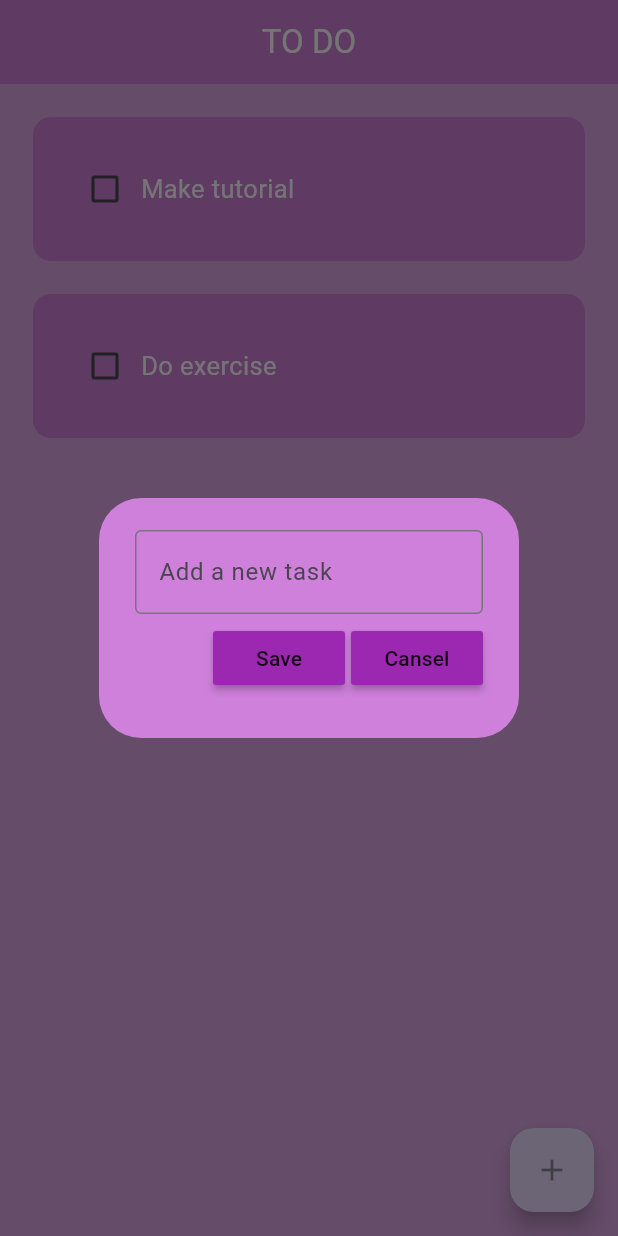
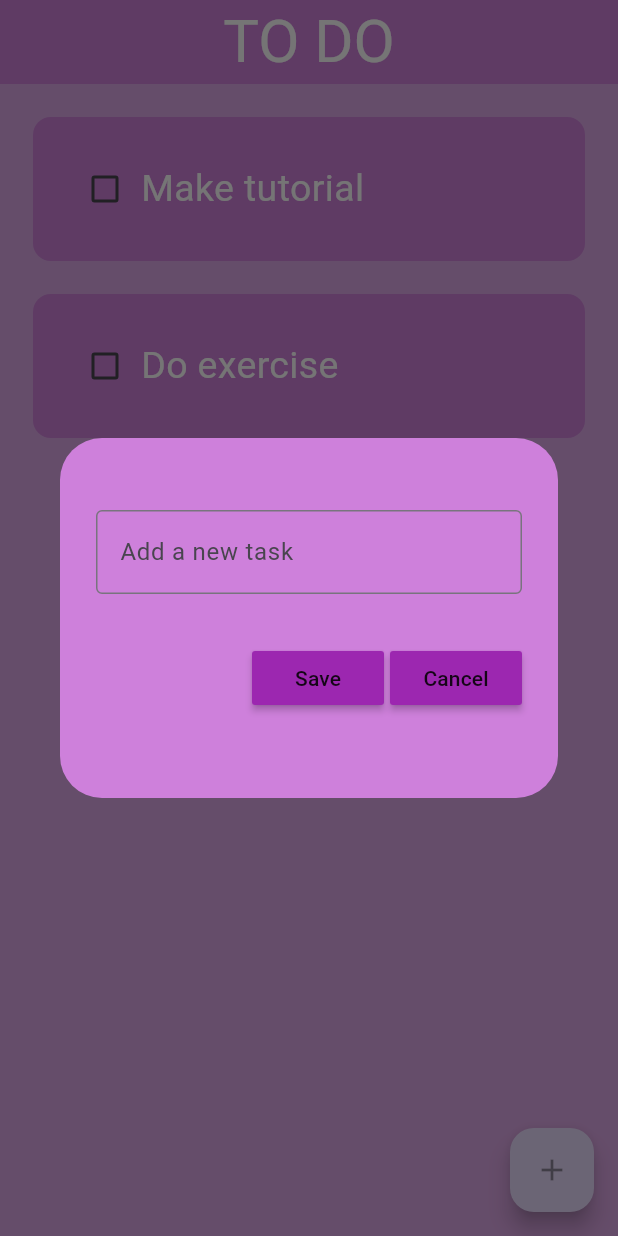
Before and after one commit to zehrayldz00/my-task-maganer, a Flutter app: the screen it shows after launch, after a tap on the "add" icon, on a phone screen of 412 x 824 dp. Run offline on Flutter 3.47's test engine with Material 3 defaults, Android fonts, the phone set to English and light mode, and no system bars; drawn by our look-alikes of flutter_slidable; our stand-ins replace google_fonts, hive, hive_flutter; accounts and stored records are empty.

Commit message:
Added text theme.

```diff
--- a/lib/main.dart
+++ b/lib/main.dart
@@ -1,4 +1,5 @@
 import 'package:flutter/material.dart';
+import 'package:google_fonts/google_fonts.dart';
 import 'package:hive_flutter/hive_flutter.dart';
 import 'package:todo_app/pages/home_page.dart';
 
@@ -7,6 +8,7 @@ void main() async {
   await Hive.initFlutter();
 
   //open a box
+  await Hive.openBox("myBox");
 
   runApp(const MyApp());
 }
@@ -19,10 +21,13 @@ class MyApp extends StatelessWidget {
     return MaterialApp(
       debugShowCheckedModeBanner: false,
       home: const HomePage(),
-      theme: ThemeData(primarySwatch: Colors.purple,
+      theme: ThemeData(
+        textTheme: GoogleFonts.pixelifySansTextTheme(),
+        primarySwatch: Colors.purple,
         appBarTheme: const AppBarTheme(
           backgroundColor: Color(0xFFce80db), // AppBar background color
-        ),),
+        ),
+      ),
     );
   }
 }
--- a/lib/pages/home_page.dart
+++ b/lib/pages/home_page.dart
@@ -81,7 +81,7 @@ class _HomePageState extends State<HomePage> {
       appBar: AppBar(
         title: const Text(
           "TO DO",
-          style: TextStyle(color: Colors.white),
+          style: TextStyle(color: Colors.white, fontSize: 40),
         ),
         centerTitle: true,
       ),
--- a/lib/util/dialog_box.dart
+++ b/lib/util/dialog_box.dart
@@ -17,7 +17,8 @@ class DialogBox extends StatelessWidget {
     return AlertDialog(
         backgroundColor: Color(0xFFce80db),
         content: Container(
-            height: 120,
+            height: 200,
+            width: 300,
             child: Column(
               mainAxisAlignment: MainAxisAlignment.spaceEvenly,
               children: [
@@ -39,7 +40,7 @@ class DialogBox extends StatelessWidget {
                       width: 4,
                     ),
                     //cancel button
-                    MyButton(text: "Cansel", onPressed: onCancel),
+                    MyButton(text: "Cancel", onPressed: onCancel),
                   ],
                 )
 
--- a/lib/util/todo_tile.dart
+++ b/lib/util/todo_tile.dart
@@ -38,7 +38,7 @@ class ToDoTile extends StatelessWidget {
                 taskName,
                 style: TextStyle(
                     color: Colors.white,
-                    fontSize: 17,
+                    fontSize: 25,
                     decoration: taskCompleted
                         ? TextDecoration.lineThrough
                         : TextDecoration.none),
--- a/pubspec.yaml
+++ b/pubspec.yaml
@@ -32,6 +32,7 @@ dependencies:
     sdk: flutter
   hive: ^2.2.3
   hive_flutter: ^1.1.0
+  google_fonts: ^6.2.1
 
 
   # The following adds the Cupertino Icons font to your application.
```
Also changed, not shown: pubspec.lock.
